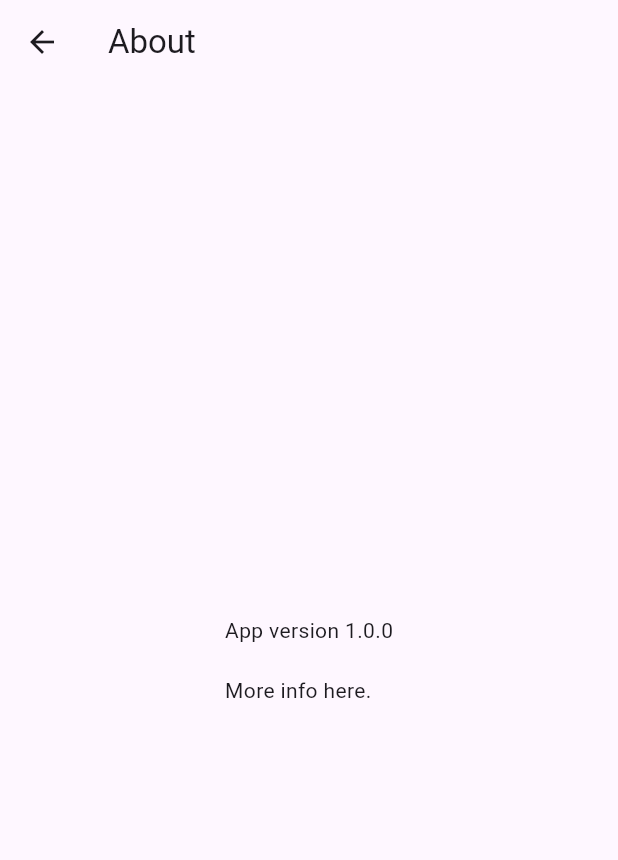
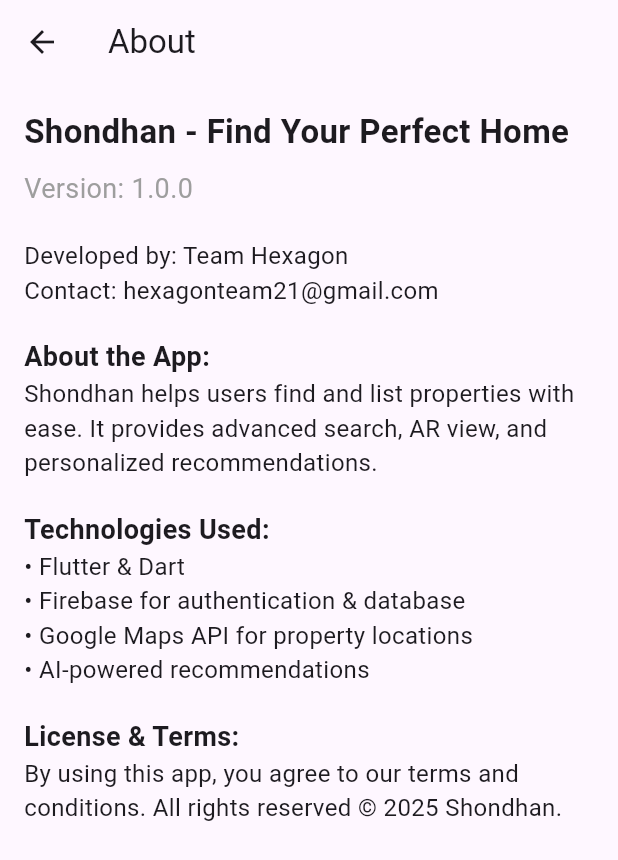
Before and after one commit to sakibahmedshanto/shondhan, a Flutter app: the AboutPage screen opened directly, on a phone screen of 412 x 824 dp. Shown: the top 860 px of the screen. Run offline on Flutter 3.47's test engine with Material 3 defaults, Android fonts, the phone set to English and light mode, and no system bars; our stand-ins replace cached_network_image, carousel_slider, cloud_firestore, firebase_auth, firebase_core, firebase_messaging and 14 more; missing offline and left inert: ar_location_view, image_card, model_viewer_plus; accounts and stored records are empty.

Commit message:
added about_us page

```diff
--- a/lib/screens/settings/about_page.dart
+++ b/lib/screens/settings/about_page.dart
@@ -7,8 +7,63 @@ class AboutPage extends StatelessWidget {
       appBar: AppBar(
         title: Text('About'),
       ),
-      body: Center(
-        child: Text('App version 1.0.0\n\nMore info here.'),
+      body: Padding(
+        padding: const EdgeInsets.all(16.0),
+        child: Column(
+          crossAxisAlignment: CrossAxisAlignment.start,
+          children: [
+            Text(
+              'Shondhan - Find Your Perfect Home',
+              style: TextStyle(fontSize: 22, fontWeight: FontWeight.bold),
+            ),
+            SizedBox(height: 10),
+            Text(
+              'Version: 1.0.0',
+              style: TextStyle(fontSize: 18, color: Colors.grey),
+            ),
+            SizedBox(height: 20),
+            Text(
+              'Developed by: Team Hexagon',
+              style: TextStyle(fontSize: 16),
+            ),
+            Text(
+              'Contact: hexagonteam21@gmail.com',
+              style: TextStyle(fontSize: 16),
+            ),
+            SizedBox(height: 20),
+            Text(
+              'About the App:',
+              style: TextStyle(fontSize: 18, fontWeight: FontWeight.bold),
+            ),
+            Text(
+              'Shondhan helps users find and list properties with ease. '
+              'It provides advanced search, AR view, and personalized recommendations.',
+              style: TextStyle(fontSize: 16),
+            ),
+            SizedBox(height: 20),
+            Text(
+              'Technologies Used:',
+              style: TextStyle(fontSize: 18, fontWeight: FontWeight.bold),
+            ),
+            Text(
+              '• Flutter & Dart\n'
+              '• Firebase for authentication & database\n'
+              '• Google Maps API for property locations\n'
+              '• AI-powered recommendations',
+              style: TextStyle(fontSize: 16),
+            ),
+            SizedBox(height: 20),
+            Text(
+              'License & Terms:',
+              style: TextStyle(fontSize: 18, fontWeight: FontWeight.bold),
+            ),
+            Text(
+              'By using this app, you agree to our terms and conditions. '
+              'All rights reserved © 2025 Shondhan.',
+              style: TextStyle(fontSize: 16),
+            ),
+          ],
+        ),
       ),
     );
   }
--- a/lib/screens/settings/settings_page.dart
+++ b/lib/screens/settings/settings_page.dart
@@ -1,6 +1,7 @@
 import 'package:flutter/material.dart';
 import 'package:provider/provider.dart';
 import 'package:shondhan/provider/theme_provider.dart';
+import 'package:shondhan/screens/settings/about_page.dart'; // Import AboutPage
 
 class SettingsPage extends StatelessWidget {
   @override
@@ -25,7 +26,10 @@ class SettingsPage extends StatelessWidget {
             title: const Text('About'),
             subtitle: const Text('App version, developer info'),
             onTap: () {
-
+              Navigator.push(
+                context,
+                MaterialPageRoute(builder: (context) => AboutPage()),
+              );
             },
           ),
         ],
```
